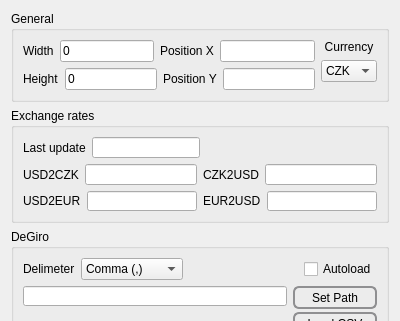
The window that settingsform.ui (ado130/SPM) describes before a commit, drawn with Qt 5; both pictures show x 0 to 400 and y 0 to 321 of the 400 by 503 pixel window.
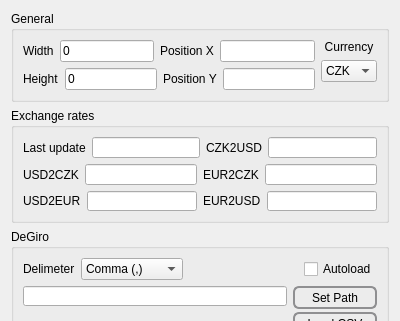
The same window after the commit.

The edit to the form file:
```diff
--- a/settingsform.ui
+++ b/settingsform.ui
@@ -154,9 +154,9 @@
      </property>
      <layout class="QVBoxLayout" name="verticalLayout_7">
       <item>
-       <layout class="QHBoxLayout" name="horizontalLayout_17">
+       <layout class="QHBoxLayout" name="horizontalLayout_18">
         <item>
-         <layout class="QHBoxLayout" name="horizontalLayout_14">
+         <layout class="QHBoxLayout" name="horizontalLayout_17">
           <item>
            <widget class="QLabel" name="label_7">
             <property name="text">
@@ -170,17 +170,18 @@
          </layout>
         </item>
         <item>
-         <spacer name="horizontalSpacer_6">
-          <property name="orientation">
-           <enum>Qt::Horizontal</enum>
-          </property>
-          <property name="sizeHint" stdset="0">
-           <size>
-            <width>40</width>
-            <height>20</height>
-           </size>
-          </property>
-         </spacer>
+         <layout class="QHBoxLayout" name="horizontalLayout_14">
+          <item>
+           <widget class="QLabel" name="label_10">
+            <property name="text">
+             <string>CZK2USD</string>
+            </property>
+           </widget>
+          </item>
+          <item>
+           <widget class="QLineEdit" name="leCZK2USD"/>
+          </item>
+         </layout>
         </item>
        </layout>
       </item>
@@ -203,14 +204,14 @@
         <item>
          <layout class="QHBoxLayout" name="horizontalLayout_12">
           <item>
-           <widget class="QLabel" name="label_10">
+           <widget class="QLabel" name="label_12">
             <property name="text">
-             <string>CZK2USD</string>
+             <string>EUR2CZK</string>
             </property>
            </widget>
           </item>
           <item>
-           <widget class="QLineEdit" name="leCZK2USD"/>
+           <widget class="QLineEdit" name="leEUR2CZK"/>
           </item>
          </layout>
         </item>
```
